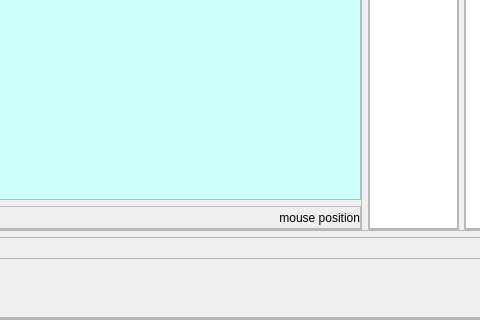
First picture: the form in isar/ui/scene_definition.ui, repository zardosht/isar, before the edit; both pictures show x 448 to 928 and y 385 to 705 of the 1114 by 705 pixel window.
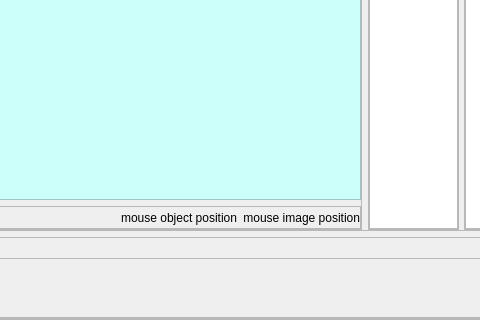
Second picture: the form after the edit. Icons and pictures are not drawn.

Commit message: - added label to show mouse coordinates inside a physical object

The edit to the form file:
```diff
--- a/isar/ui/scene_definition.ui
+++ b/isar/ui/scene_definition.ui
@@ -305,7 +305,17 @@
                 </spacer>
                </item>
                <item>
-                <widget class="QLabel" name="mouse_position_label">
+                <widget class="QLabel" name="mouse_object_position_label">
+                 <property name="text">
+                  <string>mouse object position</string>
+                 </property>
+                 <property name="alignment">
+                  <set>Qt::AlignRight|Qt::AlignTrailing|Qt::AlignVCenter</set>
+                 </property>
+                </widget>
+               </item>
+               <item>
+                <widget class="QLabel" name="mouse_image_position_label">
                  <property name="minimumSize">
                   <size>
                    <width>100</width>
@@ -313,7 +323,7 @@
                   </size>
                  </property>
                  <property name="text">
-                  <string>mouse position</string>
+                  <string>mouse image position</string>
                  </property>
                  <property name="alignment">
                   <set>Qt::AlignRight|Qt::AlignTrailing|Qt::AlignVCenter</set>
```
The commit also changes 4 other files.
